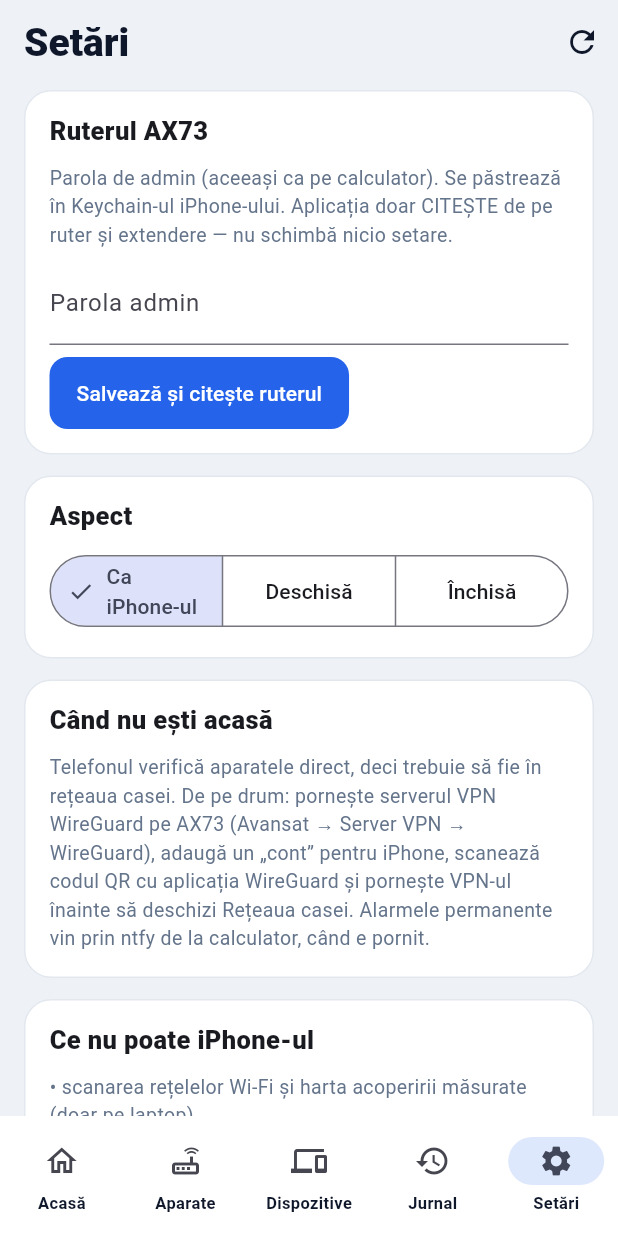
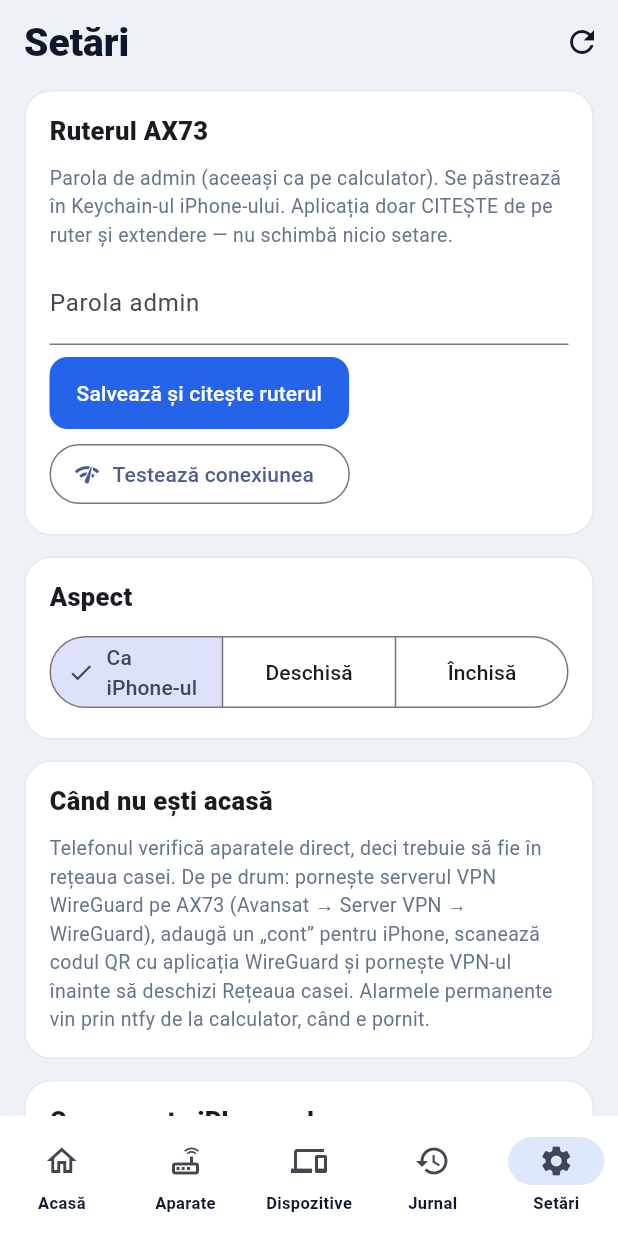
Before and after one commit to kappado2000/retea-casei, a Flutter app: the screen it shows after launch, item 5 of the bottom bar chosen, on a phone screen of 412 x 824 dp. Run offline on Flutter 3.47's test engine with Material 3 defaults, Android fonts, the phone set to English and light mode, and no system bars; our stand-ins replace flutter_secure_storage, shared_preferences; missing offline and left inert: dart_ping, dart_ping_ios, pointycastle; network calls fail.

Commit message:
Login: mesaje clare, diagnostic conexiune, camp parola fara modificari iOS, declaratie criptare
Co-Authored-By: Claude Opus 5.5 <noreply@anthropic.com>

```diff
--- a/lib/ecrane/setari.dart
+++ b/lib/ecrane/setari.dart
@@ -85,6 +85,12 @@ class _EcranSetariState extends State<EcranSetari> {
               TextField(
                 controller: parola,
                 obscureText: true,
+                autocorrect: false,
+                enableSuggestions: false,
+                smartDashesType: SmartDashesType.disabled,
+                smartQuotesType: SmartQuotesType.disabled,
+                keyboardType: TextInputType.visiblePassword,
+                textCapitalization: TextCapitalization.none,
                 decoration: const InputDecoration(
                   labelText: 'Parola admin',
                   hintText: '•••••• (lasă gol ca s-o păstrezi)',
@@ -103,6 +109,16 @@ class _EcranSetariState extends State<EcranSetari> {
                   );
                 },
                 child: const Text('Salvează și citește ruterul'),
+              ),
+              const SizedBox(height: 6),
+              OutlinedButton.icon(
+                icon: const Icon(Icons.network_check),
+                label: const Text('Testează conexiunea'),
+                onPressed: () async {
+                  setState(() => mesaj = 'Verific…');
+                  final r = await widget.m.diagnostic();
+                  if (mounted) setState(() => mesaj = r);
+                },
               ),
               if (mesaj.isNotEmpty)
                 Padding(
--- a/pubspec.yaml
+++ b/pubspec.yaml
@@ -16,7 +16,7 @@ publish_to: 'none' # Remove this line if you wish to publish to pub.dev
 # https://developer.apple.com/library/archive/documentation/General/Reference/InfoPlistKeyReference/Articles/CoreFoundationKeys.html
 # In Windows, build-name is used as the major, minor, and patch parts
 # of the product and file versions while build-number is used as the build suffix.
-version: 1.0.0+1
+version: 1.0.1+1
 
 environment:
   sdk: ^3.13.0
```
Also changed, not shown: lib/monitor.dart (+41 -0 lines), lib/ruter/citire.dart (+7 -1 lines), lib/ruter/tplink.dart (+13 -5 lines), 1 other file.
